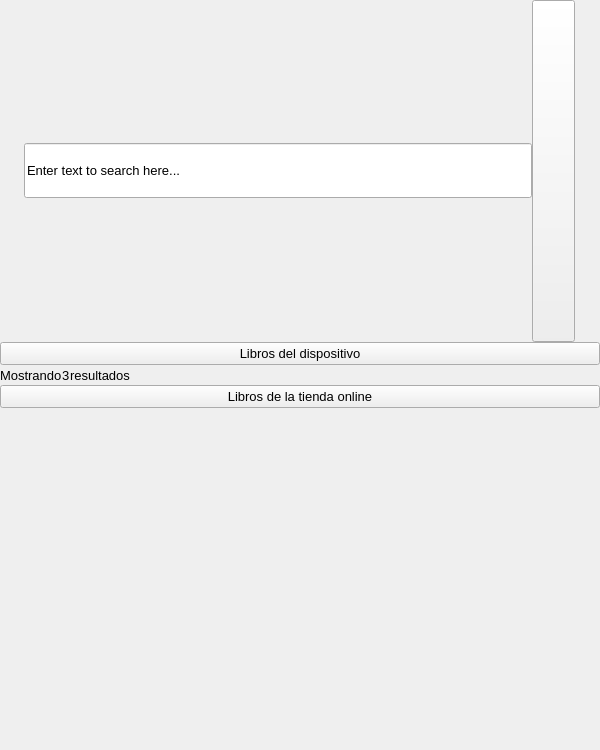
Above: bqSearch/ui/Search.ui from bq/cervantes before the change. Below: the same form after it.
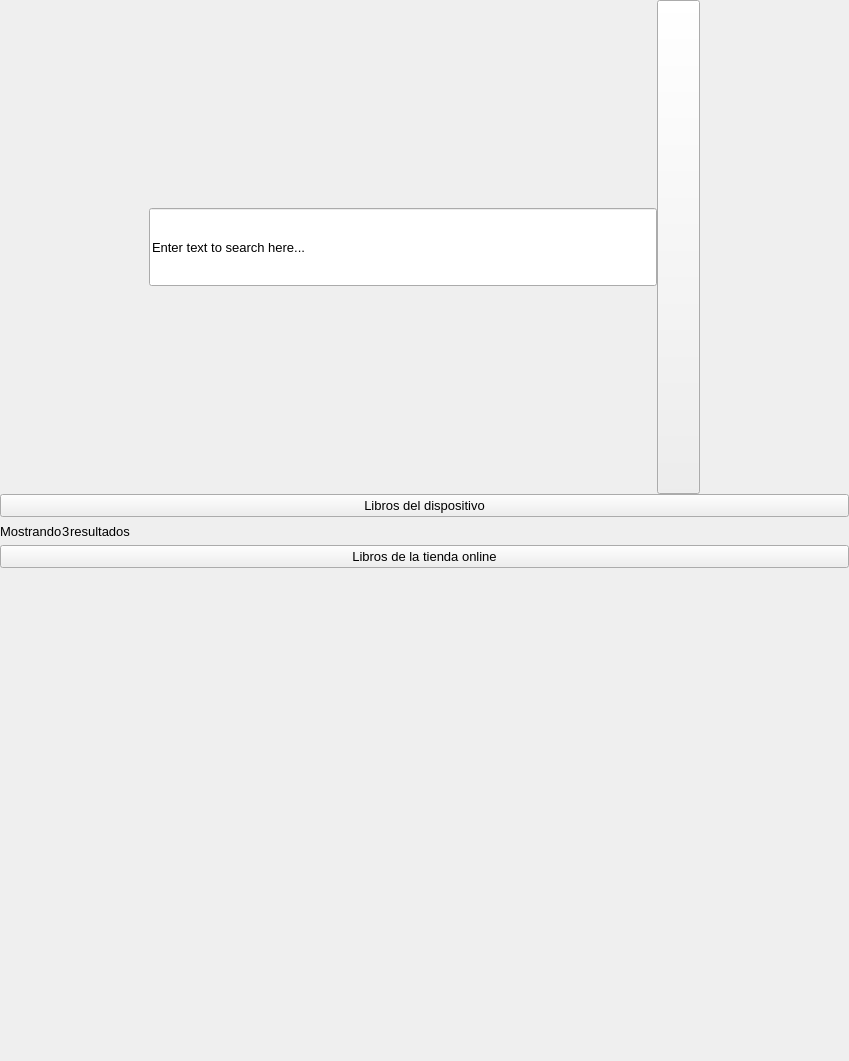
That is the form after the change. Custom widgets are drawn as their Qt base class.

What changed in the file:
```diff
--- a/bqSearch/ui/Search.ui
+++ b/bqSearch/ui/Search.ui
@@ -6,8 +6,8 @@
    <rect>
     <x>0</x>
     <y>0</y>
-    <width>600</width>
-    <height>750</height>
+    <width>849</width>
+    <height>1061</height>
    </rect>
   </property>
   <property name="sizePolicy">
@@ -24,8 +24,8 @@
   </property>
   <property name="maximumSize">
    <size>
-    <width>600</width>
-    <height>750</height>
+    <width>849</width>
+    <height>1061</height>
    </size>
   </property>
   <property name="font">
@@ -51,8 +51,8 @@
     <widget class="QWidget" name="searchHeader" native="true">
      <property name="minimumSize">
       <size>
-       <width>600</width>
-       <height>76</height>
+       <width>0</width>
+       <height>0</height>
       </size>
      </property>
      <layout class="QHBoxLayout" name="horizontalLayout">
@@ -69,8 +69,8 @@
         </property>
         <property name="sizeHint" stdset="0">
          <size>
-          <width>40</width>
-          <height>20</height>
+          <width>57</width>
+          <height>28</height>
          </size>
         </property>
        </spacer>
@@ -85,8 +85,8 @@
         </property>
         <property name="maximumSize">
          <size>
-          <width>508</width>
-          <height>55</height>
+          <width>718</width>
+          <height>78</height>
          </size>
         </property>
         <property name="styleSheet">
@@ -120,8 +120,8 @@
         </property>
         <property name="sizeHint" stdset="0">
          <size>
-          <width>40</width>
-          <height>20</height>
+          <width>57</width>
+          <height>28</height>
          </size>
         </property>
        </spacer>
@@ -182,8 +182,8 @@
         </property>
         <property name="sizeHint" stdset="0">
          <size>
-          <width>40</width>
-          <height>20</height>
+          <width>57</width>
+          <height>28</height>
          </size>
         </property>
        </spacer>
@@ -259,8 +259,8 @@
      </property>
      <property name="sizeHint" stdset="0">
       <size>
-       <width>20</width>
-       <height>40</height>
+       <width>28</width>
+       <height>57</height>
       </size>
      </property>
     </spacer>
```
Left out of the diff: 50 changed lines with no effect on the pictures.
